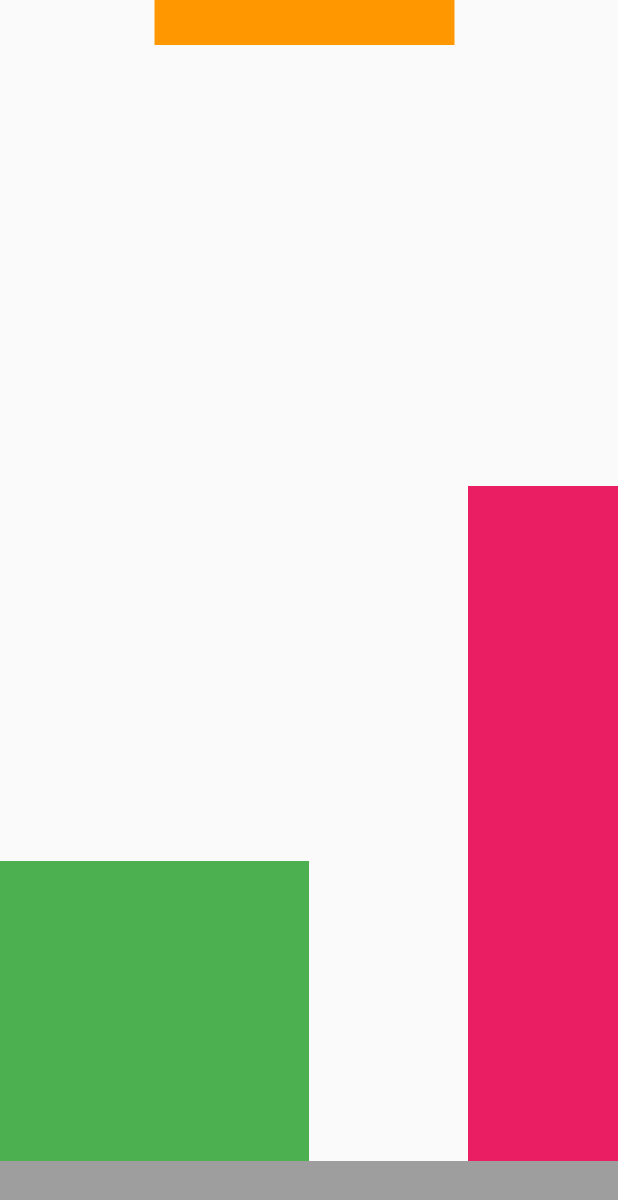
After one commit to hmmisthisgood/oct-morning, a Flutter app: the screen it shows after launch, on a phone screen of 412 x 824 dp. The commit adds this screen. Shown: the top 1200 px of the screen. Run offline on Flutter 3.47's test engine with Material 2 defaults, Android fonts, the phone set to English and light mode, and no system bars; our stand-ins replace flutter_vector_icons.

Commit message:
tik tok skeleon used

```diff
--- a/start_app/lib/main.dart
+++ b/start_app/lib/main.dart
@@ -1,6 +1,7 @@
 import 'package:flutter/material.dart';
 import 'package:start_app/screen/gridview_screen.dart';
 import 'package:start_app/screen/stack_screen.dart';
+import 'package:start_app/screen/tiktok_skeleton.dart';
 
 void main() {
   runApp(MyApp());
@@ -11,7 +12,7 @@ class MyApp extends StatelessWidget {
   Widget build(BuildContext context) {
     return MaterialApp(
       title: "My App",
-      home: GridViewScreen(),
+      home: TikTokSkeleton(),
     );
   }
 }
--- /dev/null
+++ b/start_app/lib/screen/tiktok_skeleton.dart
@@ -0,0 +1,57 @@
+import 'package:flutter/material.dart';
+import 'package:start_app/util/assets.dart';
+
+class TikTokSkeleton extends StatelessWidget {
+  const TikTokSkeleton({super.key});
+
+  @override
+  Widget build(BuildContext context) {
+    final screenHeight = MediaQuery.of(context).size.height;
+    final screenWidth = MediaQuery.of(context).size.width;
+
+    return Scaffold(
+      bottomNavigationBar: Container(
+        height: 50,
+        color: Colors.grey,
+      ),
+      body: SafeArea(
+        child: Container(
+          height: screenHeight,
+          width: screenWidth,
+          child: Stack(children: [
+            // Image.asset(
+            //   Assets.pieces,
+            //   fit: BoxFit.cover,
+            //   height: screenHeight,
+            // ),
+            Positioned(
+              bottom: 0,
+              child: Container(
+                height: 200,
+                color: Colors.green,
+                width: screenWidth / 2,
+              ),
+            ),
+            Positioned(
+              bottom: 0,
+              right: 0,
+              child: Container(
+                width: 100,
+                height: 450,
+                color: Colors.pink,
+              ),
+            ),
+            Positioned(
+              left: screenWidth / 4,
+              child: Container(
+                height: 30,
+                width: 200,
+                color: Colors.orange,
+              ),
+            )
+          ]),
+        ),
+      ),
+    );
+  }
+}
--- a/start_app/lib/util/strings.dart
+++ b/start_app/lib/util/strings.dart
@@ -4,3 +4,4 @@ const imageUrl =
     "https://mir-s3-cdn-cf.behance.net/project_modules/fs/a8f1b467595609.5b3f01fdb77ae.png";
 final personImage =
     "https://cdn.pixabay.com/photo/2016/11/29/20/22/girl-1871104__480.jpg";
+final tiktokUi = "https://miro.medium.com/max/471/1*1yxyRxlXE2IYdO3s7dY5tQ.png";
```
Also changed, not shown: start_app/lib/util/assets.dart (added).
